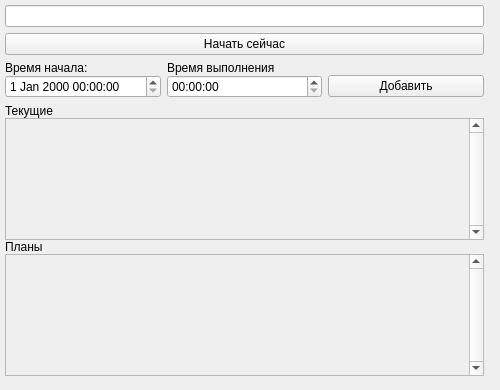
The window that my_widgets/home_widget.ui (prostoLavr/time_control) describes before a commit, drawn with Qt 5.
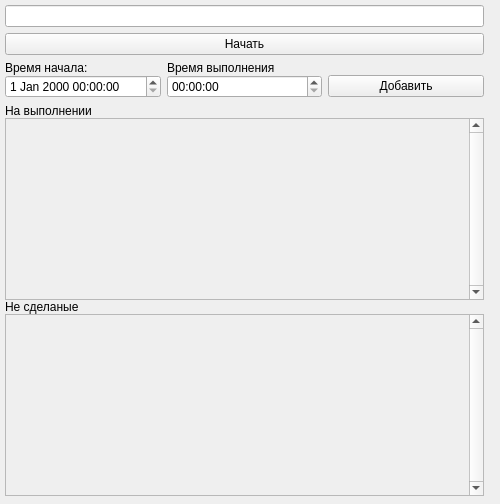
The same window after the commit.

```diff
--- a/my_widgets/home_widget.ui
+++ b/my_widgets/home_widget.ui
@@ -7,7 +7,7 @@
     <x>0</x>
     <y>0</y>
     <width>500</width>
-    <height>390</height>
+    <height>504</height>
    </rect>
   </property>
   <property name="minimumSize">
@@ -28,7 +28,7 @@
      <x>0</x>
      <y>0</y>
      <width>489</width>
-     <height>381</height>
+     <height>501</height>
     </rect>
    </property>
    <layout class="QVBoxLayout" name="verticalLayout">
@@ -68,7 +68,7 @@
       <item>
        <widget class="QPushButton" name="startTaskButton">
         <property name="text">
-         <string>Начать сейчас</string>
+         <string>Начать</string>
         </property>
        </widget>
       </item>
@@ -125,7 +125,7 @@
       <item>
        <widget class="QLabel" name="label">
         <property name="text">
-         <string>Текущие</string>
+         <string>На выполнении</string>
         </property>
        </widget>
       </item>
@@ -146,7 +146,7 @@
            <x>0</x>
            <y>0</y>
            <width>459</width>
-           <height>82</height>
+           <height>142</height>
           </rect>
          </property>
         </widget>
@@ -155,7 +155,7 @@
       <item>
        <widget class="QLabel" name="label_2">
         <property name="text">
-         <string>Планы</string>
+         <string>Не сделаные</string>
         </property>
        </widget>
       </item>
@@ -192,7 +192,7 @@
            <x>0</x>
            <y>0</y>
            <width>459</width>
-           <height>82</height>
+           <height>142</height>
           </rect>
          </property>
          <property name="styleSheet">
```
